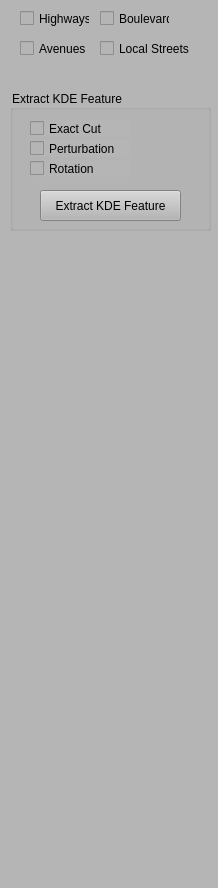
Qt form RoadFeatureExplorer/ControlWidget.ui (gnishida/StreetDesigner) before a commit.
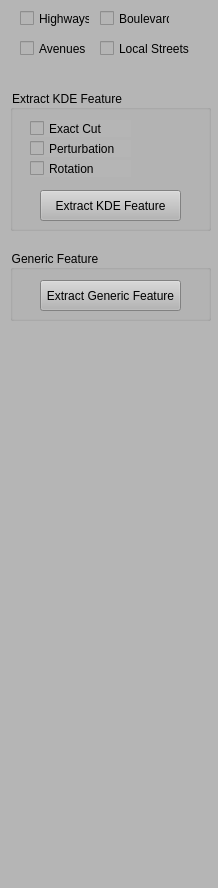
The same form after that commit.

Commit message: Adding the generic road generator.

Diff of the .ui file:
```diff
--- a/RoadFeatureExplorer/ControlWidget.ui
+++ b/RoadFeatureExplorer/ControlWidget.ui
@@ -137,6 +137,32 @@
      <string>Boulevard</string>
     </property>
    </widget>
+   <widget class="QGroupBox" name="groupBox">
+    <property name="geometry">
+     <rect>
+      <x>10</x>
+      <y>250</y>
+      <width>201</width>
+      <height>71</height>
+     </rect>
+    </property>
+    <property name="title">
+     <string>Generic Feature</string>
+    </property>
+    <widget class="QPushButton" name="pushButtonExtractGenericFeature">
+     <property name="geometry">
+      <rect>
+       <x>30</x>
+       <y>30</y>
+       <width>141</width>
+       <height>31</height>
+      </rect>
+     </property>
+     <property name="text">
+      <string>Extract Generic Feature</string>
+     </property>
+    </widget>
+   </widget>
   </widget>
  </widget>
  <resources/>
```
The commit also changes 3 other files.
